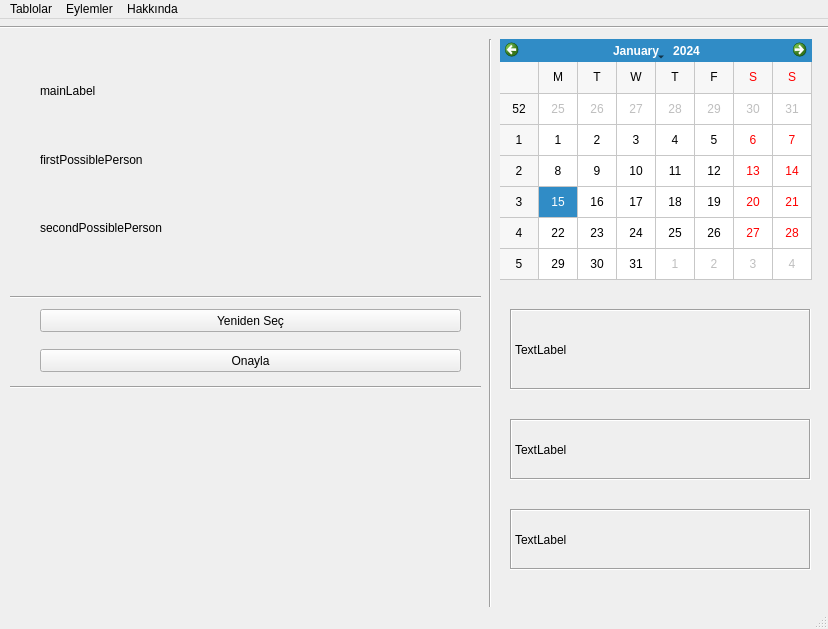
The window that dialog.ui (hakanaktt/dutycounter) describes before a commit, drawn with Qt 5.
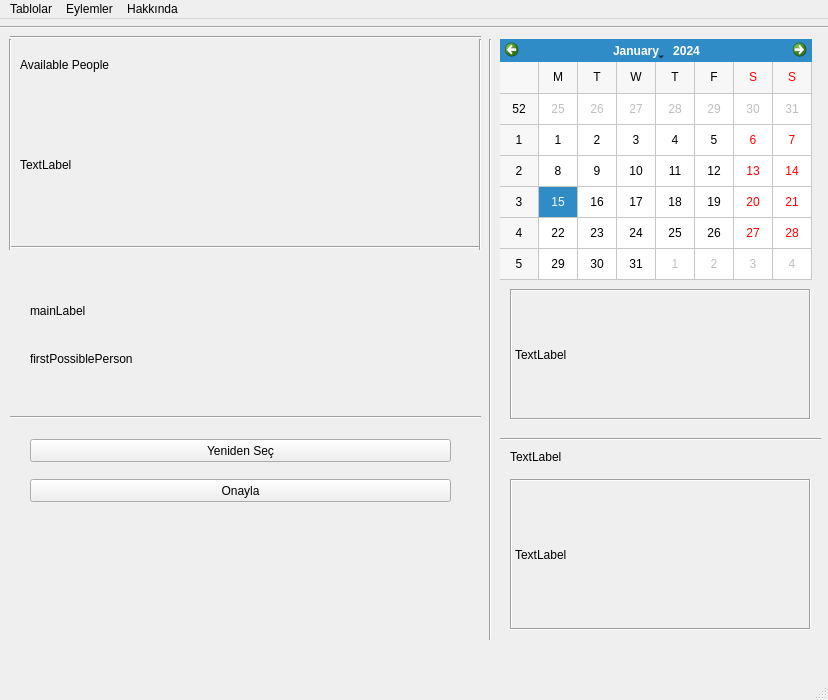
The same window after the commit.

```diff
--- a/dialog.ui
+++ b/dialog.ui
@@ -10,7 +10,7 @@
     <x>0</x>
     <y>0</y>
     <width>828</width>
-    <height>629</height>
+    <height>700</height>
    </rect>
   </property>
   <property name="sizePolicy">
@@ -22,13 +22,13 @@
   <property name="minimumSize">
    <size>
     <width>828</width>
-    <height>629</height>
+    <height>700</height>
    </size>
   </property>
   <property name="maximumSize">
    <size>
     <width>828</width>
-    <height>629</height>
+    <height>700</height>
    </size>
   </property>
   <property name="windowTitle">
@@ -72,10 +72,10 @@
    <widget class="QWidget" name="verticalLayoutWidget">
     <property name="geometry">
      <rect>
-      <x>20</x>
-      <y>20</y>
+      <x>10</x>
+      <y>250</y>
       <width>461</width>
-      <height>241</height>
+      <height>131</height>
      </rect>
     </property>
     <layout class="QVBoxLayout" name="verticalLayout">
@@ -120,51 +120,38 @@
        </property>
       </widget>
      </item>
-     <item>
-      <widget class="QLabel" name="secondPossiblePerson">
-       <property name="autoFillBackground">
-        <bool>false</bool>
-       </property>
-       <property name="frameShape">
-        <enum>QFrame::NoFrame</enum>
-       </property>
-       <property name="text">
-        <string>secondPossiblePerson</string>
-       </property>
-      </widget>
-     </item>
     </layout>
    </widget>
    <widget class="QLabel" name="timeLeftLabel">
     <property name="geometry">
      <rect>
-      <x>510</x>
-      <y>290</y>
-      <width>301</width>
-      <height>81</height>
+      <x>20</x>
+      <y>20</y>
+      <width>451</width>
+      <height>51</height>
      </rect>
     </property>
     <property name="frameShape">
-     <enum>QFrame::Box</enum>
+     <enum>QFrame::NoFrame</enum>
     </property>
     <property name="frameShadow">
      <enum>QFrame::Sunken</enum>
     </property>
     <property name="text">
-     <string>TextLabel</string>
+     <string>Available People</string>
     </property>
    </widget>
    <widget class="QLabel" name="lastWeeksDuty">
     <property name="geometry">
      <rect>
-      <x>510</x>
-      <y>400</y>
-      <width>301</width>
-      <height>61</height>
+      <x>20</x>
+      <y>80</y>
+      <width>441</width>
+      <height>131</height>
      </rect>
     </property>
     <property name="frameShape">
-     <enum>QFrame::Box</enum>
+     <enum>QFrame::NoFrame</enum>
     </property>
     <property name="frameShadow">
      <enum>QFrame::Sunken</enum>
@@ -177,9 +164,9 @@
     <property name="geometry">
      <rect>
       <x>510</x>
-      <y>490</y>
+      <y>460</y>
       <width>301</width>
-      <height>61</height>
+      <height>151</height>
      </rect>
     </property>
     <property name="frameShape">
@@ -195,8 +182,8 @@
    <widget class="QPushButton" name="shuffleSelection">
     <property name="geometry">
      <rect>
-      <x>40</x>
-      <y>290</y>
+      <x>30</x>
+      <y>420</y>
       <width>421</width>
       <height>23</height>
      </rect>
@@ -211,8 +198,8 @@
    <widget class="QPushButton" name="confirmSelection">
     <property name="geometry">
      <rect>
-      <x>40</x>
-      <y>330</y>
+      <x>30</x>
+      <y>460</y>
       <width>421</width>
       <height>23</height>
      </rect>
@@ -241,20 +228,7 @@
     <property name="geometry">
      <rect>
       <x>10</x>
-      <y>270</y>
-      <width>471</width>
-      <height>16</height>
-     </rect>
-    </property>
-    <property name="orientation">
-     <enum>Qt::Horizontal</enum>
-    </property>
-   </widget>
-   <widget class="Line" name="line_3">
-    <property name="geometry">
-     <rect>
-      <x>10</x>
-      <y>360</y>
+      <y>390</y>
       <width>471</width>
       <height>16</height>
      </rect>
@@ -276,6 +250,103 @@
      <enum>Qt::Horizontal</enum>
     </property>
    </widget>
+   <widget class="Line" name="line_3">
+    <property name="geometry">
+     <rect>
+      <x>10</x>
+      <y>220</y>
+      <width>471</width>
+      <height>16</height>
+     </rect>
+    </property>
+    <property name="orientation">
+     <enum>Qt::Horizontal</enum>
+    </property>
+   </widget>
+   <widget class="Line" name="line_5">
+    <property name="geometry">
+     <rect>
+      <x>470</x>
+      <y>20</y>
+      <width>20</width>
+      <height>211</height>
+     </rect>
+    </property>
+    <property name="orientation">
+     <enum>Qt::Vertical</enum>
+    </property>
+   </widget>
+   <widget class="Line" name="line_6">
+    <property name="geometry">
+     <rect>
+      <x>10</x>
+      <y>10</y>
+      <width>471</width>
+      <height>16</height>
+     </rect>
+    </property>
+    <property name="orientation">
+     <enum>Qt::Horizontal</enum>
+    </property>
+   </widget>
+   <widget class="Line" name="line_7">
+    <property name="geometry">
+     <rect>
+      <x>0</x>
+      <y>20</y>
+      <width>20</width>
+      <height>211</height>
+     </rect>
+    </property>
+    <property name="orientation">
+     <enum>Qt::Vertical</enum>
+    </property>
+   </widget>
+   <widget class="QLabel" name="chosenDuty">
+    <property name="geometry">
+     <rect>
+      <x>510</x>
+      <y>430</y>
+      <width>301</width>
+      <height>16</height>
+     </rect>
+    </property>
+    <property name="text">
+     <string>TextLabel</string>
+    </property>
+   </widget>
+   <widget class="QLabel" name="thisWeeksDuty_2">
+    <property name="geometry">
+     <rect>
+      <x>510</x>
+      <y>270</y>
+      <width>301</width>
+      <height>131</height>
+     </rect>
+    </property>
+    <property name="frameShape">
+     <enum>QFrame::Box</enum>
+    </property>
+    <property name="frameShadow">
+     <enum>QFrame::Sunken</enum>
+    </property>
+    <property name="text">
+     <string>TextLabel</string>
+    </property>
+   </widget>
+   <widget class="Line" name="line_8">
+    <property name="geometry">
+     <rect>
+      <x>500</x>
+      <y>410</y>
+      <width>321</width>
+      <height>20</height>
+     </rect>
+    </property>
+    <property name="orientation">
+     <enum>Qt::Horizontal</enum>
+    </property>
+   </widget>
   </widget>
   <widget class="QMenuBar" name="menubar">
    <property name="geometry">
```
Left out of the diff: 6 changed lines with no effect on the pictures.
